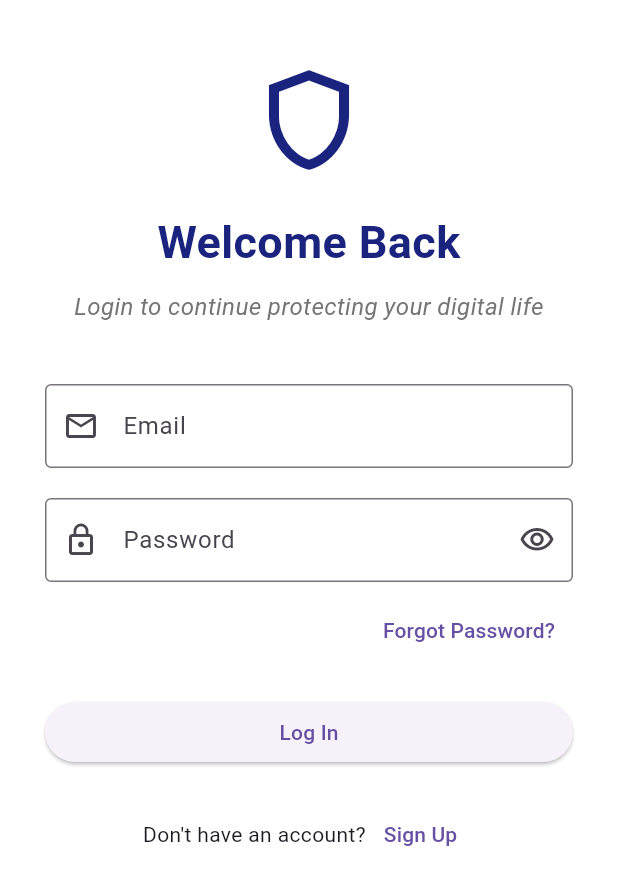
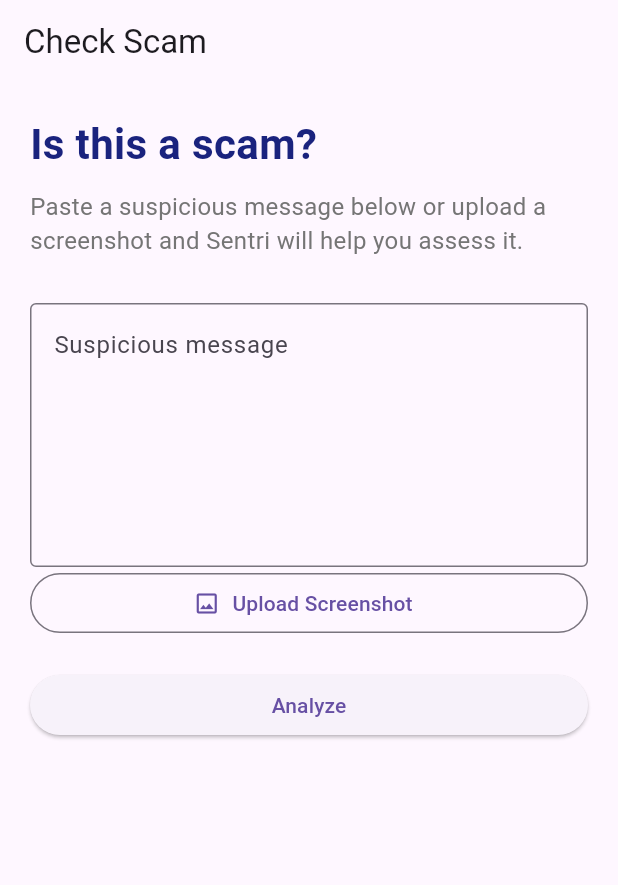
Before and after one commit to Noelynnn/sentri-mobile-app, a Flutter app: the screen it shows after launch, on a phone screen of 412 x 824 dp. Shown: the top 885 px of the screen. Run offline on Flutter 3.47's test engine with Material 3 defaults, Android fonts, the phone set to English and light mode, and no system bars; our stand-ins replace image_picker.

Commit message:
Added check scam screen

```diff
--- a/lib/main.dart
+++ b/lib/main.dart
@@ -1,4 +1,5 @@
 import 'package:flutter/material.dart';
+import 'package:sentri/screens/check_scam_screen.dart';
 import 'package:sentri/screens/login_screen.dart';
 import 'package:sentri/screens/onboarding_flow.dart';
 import 'package:sentri/screens/register_screen.dart';
@@ -19,7 +20,7 @@ class MyApp extends StatelessWidget {
     return const MaterialApp(
       debugShowCheckedModeBanner: false,
       title: 'Sentri',
-      home: LoginScreen(),
+      home: CheckScamScreen(),
     );
   }
 }
--- /dev/null
+++ b/lib/models/analysis_result.dart
@@ -0,0 +1,11 @@
+class AnalysisResult {
+  final String riskLevel;
+  final String message;
+  final String recommendation;
+
+  const AnalysisResult({
+    required this.riskLevel,
+    required this.message,
+    required this.recommendation,
+  });
+}
--- /dev/null
+++ b/lib/screens/check_scam_screen.dart
@@ -0,0 +1,187 @@
+import 'package:flutter/material.dart';
+import 'package:image_picker/image_picker.dart';
+import 'dart:io';
+import '../models/analysis_result.dart';
+import '../widgets/scam_result_card.dart';
+
+class CheckScamScreen extends StatefulWidget {
+  const CheckScamScreen({super.key});
+
+  @override
+  State<CheckScamScreen> createState() => _CheckScamScreenState();
+}
+
+class _CheckScamScreenState extends State<CheckScamScreen> {
+  final _formKey = GlobalKey<FormState>();
+  final _messageController = TextEditingController();
+  final ImagePicker _picker = ImagePicker();
+
+  bool _isLoading = false;
+  AnalysisResult? _analysisResult;
+  XFile? _selectedImage;
+
+  @override
+  void dispose() {
+    _messageController.dispose();
+    super.dispose();
+  }
+
+  Future<void> _pickImage() async {
+    final XFile? image = await _picker.pickImage(
+      source: ImageSource.gallery,
+    );
+
+    if (!context.mounted) return;
+
+    if (image != null) {
+      setState(() {
+        _selectedImage = image;
+      });
+    }
+  }
+
+  @override
+  Widget build(BuildContext context) {
+    return Scaffold(
+      appBar: AppBar(
+        title: const Text("Check Scam"),
+      ),
+      body: SafeArea(
+        child: ListView(
+          padding: const EdgeInsets.all(20),
+          children: [
+            Text(
+              "Is this a scam?",
+              style: TextStyle(
+                fontSize: 28,
+                fontWeight: FontWeight.bold,
+                color: Colors.indigo.shade900,
+              ),
+            ),
+            const SizedBox(height: 10),
+            Text(
+              "Paste a suspicious message below or upload a screenshot and Sentri will help you assess it.",
+              style: TextStyle(
+                fontSize: 16,
+                color: Colors.grey.shade600,
+              ),
+            ),
+            const SizedBox(height: 30),
+            Form(
+              key: _formKey,
+              child: TextFormField(
+                controller: _messageController,
+                maxLines: 6,
+                decoration: const InputDecoration(
+                  labelText: "Suspicious message",
+                  hintText: "Paste the message you received here...",
+                  alignLabelWithHint: true,
+                  border: OutlineInputBorder(),
+                ),
+              ),
+            ),
+            if (_selectedImage == null) ...[
+              OutlinedButton.icon(
+                onPressed: _pickImage,
+                icon: const Icon(Icons.image_outlined),
+                label: const Text("Upload Screenshot"),
+              ),
+            ] else ...[
+              ClipRRect(
+                borderRadius: BorderRadius.circular(12),
+                child: Image.file(
+                  File(_selectedImage!.path),
+                  height: 220,
+                  width: double.infinity,
+                  fit: BoxFit.cover,
+                ),
+              ),
+              const SizedBox(height: 12),
+              Row(
+                mainAxisAlignment: MainAxisAlignment.center,
+                children: [
+                  OutlinedButton.icon(
+                    onPressed: _pickImage,
+                    icon: const Icon(Icons.swap_horiz),
+                    label: const Text("Change"),
+                  ),
+                  const SizedBox(width: 12),
+                  TextButton.icon(
+                    onPressed: () {
+                      setState(() {
+                        _selectedImage = null;
+                      });
+                    },
+                    icon: const Icon(Icons.delete_outline),
+                    label: const Text("Remove"),
+                  ),
+                ],
+              ),
+            ],
+            const SizedBox(height: 20),
+            ElevatedButton(
+              onPressed: _isLoading
+                  ? null
+                  : () async {
+                      final message = _messageController.text.trim();
+                      final hasMessage = message.isNotEmpty;
+                      final hasImage = _selectedImage != null;
+
+                      if (!hasMessage && !hasImage) {
+                        ScaffoldMessenger.of(context).showSnackBar(
+                          const SnackBar(
+                            content: Text(
+                              "Enter a message or upload a screenshot to analyze.",
+                            ),
+                          ),
+                        );
+                        return;
+                      }
+
+                      setState(() {
+                        _isLoading = false;
+
+                        _analysisResult = const AnalysisResult(
+                          riskLevel: "HIGH RISK",
+                          message:
+                              "This message shows signs of a potential scam.",
+                          recommendation:
+                              "Do not click any links or share personal information.",
+                        );
+                      });
+                    },
+              child: _isLoading
+                  ? const SizedBox(
+                      height: 20,
+                      width: 20,
+                      child: CircularProgressIndicator(
+                        strokeWidth: 2,
+                      ),
+                    )
+                  : const Text("Analyze"),
+            ),
+            if (_analysisResult != null) ...[
+              const SizedBox(height: 30),
+              Text(
+                "Analysis Result",
+                style: TextStyle(
+                  fontSize: 20,
+                  fontWeight: FontWeight.bold,
+                  color: Colors.indigo.shade900,
+                ),
+              ),
+              const SizedBox(height: 10),
+              if (_analysisResult != null) ...[
+                const SizedBox(height: 30),
+                ScamResultCard(
+                  result: _analysisResult!,
+                ),
+              ],
+              const SizedBox(height: 10),
+            ],
+          ],
+        ),
+      ),
+    );
+  }
+}
--- a/lib/screens/forgot_password_screen.dart
+++ b/lib/screens/forgot_password_screen.dart
@@ -91,6 +91,7 @@ class _ForgotPasswordScreenState extends State<ForgotPasswordScreen> {
                             });
 
                             await Future.delayed(const Duration(seconds: 2));
+                            if (!context.mounted) return;
 
                             setState(() {
                               _isLoading = false;
--- a/lib/screens/login_screen.dart
+++ b/lib/screens/login_screen.dart
@@ -16,7 +16,7 @@ class _LoginScreenState extends State<LoginScreen> {
   final _emailController = TextEditingController();
   final _passwordController = TextEditingController();
 
-  bool _obsecurePassword = true;
+  final bool _obsecurePassword = true;
   bool _isLoading = false;
 
   @override
@@ -137,20 +137,22 @@ class _LoginScreenState extends State<LoginScreen> {
                               });
 
                               await Future.delayed(const Duration(seconds: 2));
+                              if (!context.mounted) return;
+                              setState(() {
+                                _isLoading = false;
+                              });
 
                               final email = _emailController.text;
                               final password = _passwordController.text;
 
                               if (email == "test@sentri.com" &&
                                   password == "sentri123") {
-                                setState(() {
-                                  _isLoading = false;
-                                });
-
                                 Navigator.pushReplacement(
                                   context,
                                   MaterialPageRoute(
-                                    builder: (context) => const HomeScreen(),
+                                    builder: (context) => const HomeScreen(
+                                      userName: "Sentri User",
+                                    ),
                                   ),
                                 );
                               } else {
--- a/lib/screens/register_screen.dart
+++ b/lib/screens/register_screen.dart
@@ -177,6 +177,7 @@ class _RegisterScreenState extends State<RegisterScreen> {
                             await Future.delayed(
                               const Duration(seconds: 2),
                             );
+                            if (!context.mounted) return;
 
                             setState(() {
                               _isLoading = false;
--- a/pubspec.yaml
+++ b/pubspec.yaml
@@ -28,6 +28,7 @@ environment:
 # the latest version available on pub.dev. To see which dependencies have newer
 # versions available, run `flutter pub outdated`.
 dependencies:
+
   flutter:
     sdk: flutter
 
@@ -35,6 +36,7 @@ dependencies:
   # The following adds the Cupertino Icons font to your application.
   # Use with the CupertinoIcons class for iOS style icons.
   cupertino_icons: ^1.0.8
+  image_picker: ^1.1.2
 
 dev_dependencies:
   flutter_test:
```
Also changed, not shown: lib/screens/home_screen.dart (+76 -2 lines), lib/widgets/scam_result_card.dart (added, +79 -0 lines), lib/widgets/security_status_card.dart (+8 -5 lines), pubspec.lock, 5 other files.
